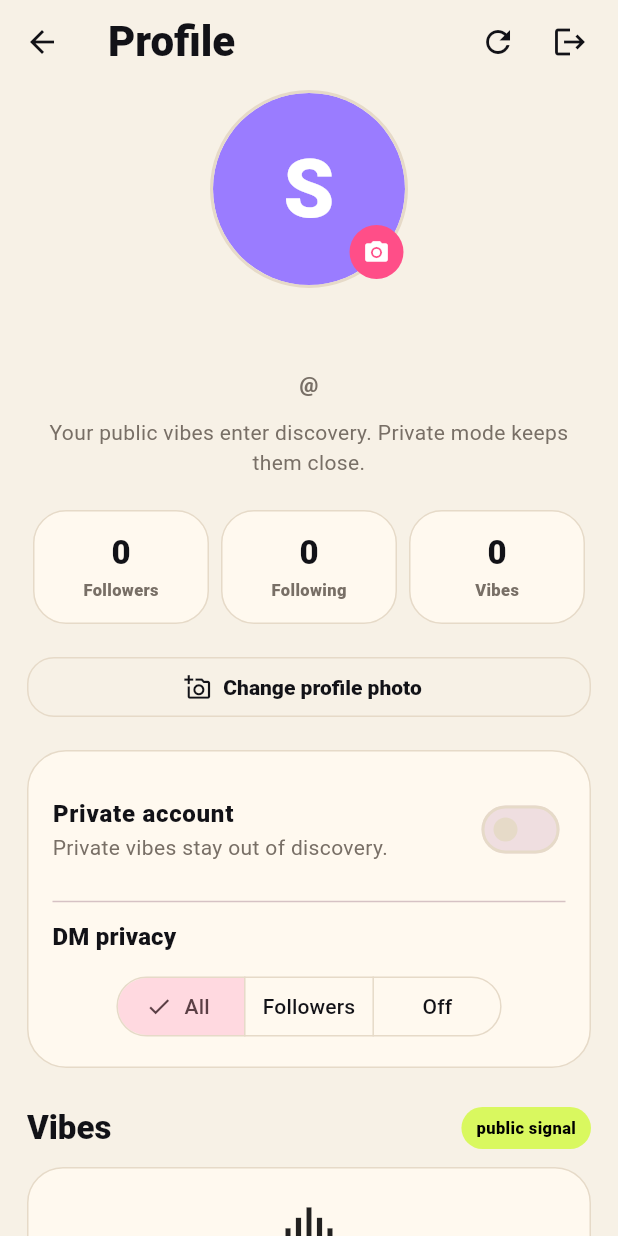
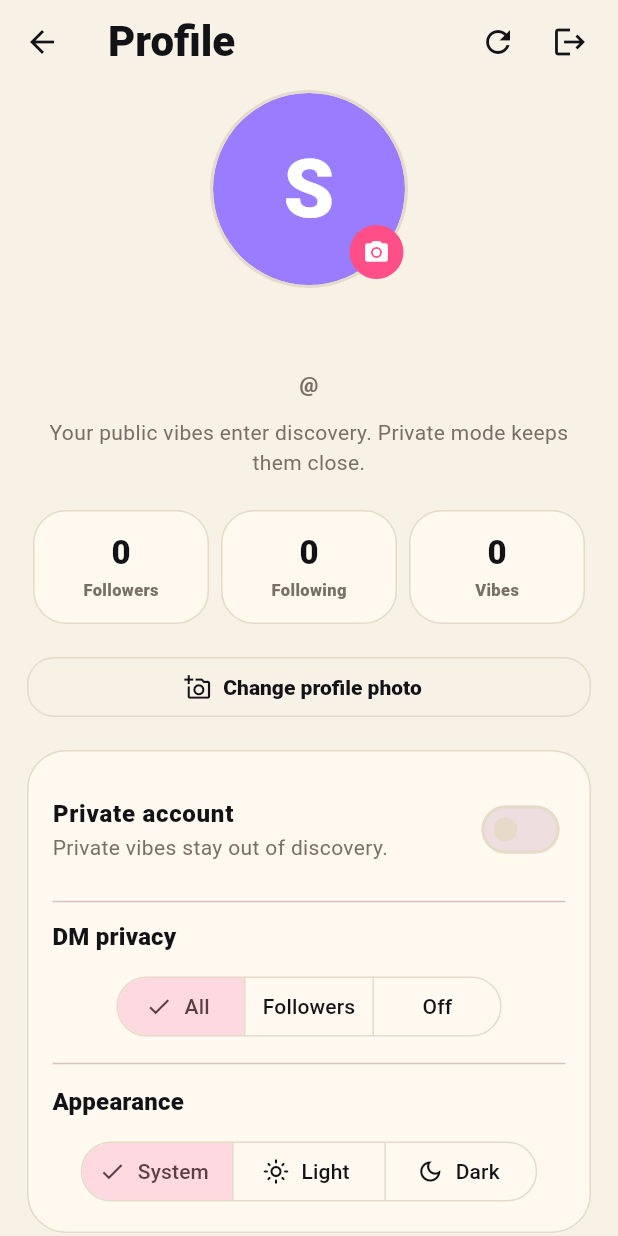
Before and after one commit to batuhandonmez/svibe, a Flutter app: the ProfileScreen screen opened directly, on a phone screen of 412 x 824 dp. Run offline on Flutter 3.47's test engine with Material 3 defaults, Android fonts, the phone set to English and light mode, and no system bars; our stand-ins replace dio, file_picker, flutter_riverpod, flutter_secure_storage, image_picker, just_audio and 1 more; missing offline and left inert: record; accounts and stored records are empty.

Commit message:
Add in-app theme controls

```diff
--- a/mobile/lib/src/app.dart
+++ b/mobile/lib/src/app.dart
@@ -2,6 +2,7 @@ import 'package:flutter/material.dart';
 import 'package:flutter_riverpod/flutter_riverpod.dart';
 
 import 'core/theme/app_theme.dart';
+import 'core/theme/theme_controller.dart';
 import 'features/auth/auth_controller.dart';
 import 'features/auth/auth_screen.dart';
 import 'features/shell/app_shell.dart';
@@ -11,12 +12,13 @@ class SvibeApp extends ConsumerWidget {
 
   @override
   Widget build(BuildContext context, WidgetRef ref) {
+    final themeMode = ref.watch(themeControllerProvider).mode;
     return MaterialApp(
       title: 'Svibe',
       debugShowCheckedModeBanner: false,
       theme: AppTheme.light(),
       darkTheme: AppTheme.dark(),
-      themeMode: ThemeMode.system,
+      themeMode: themeMode,
       home: const AuthGate(),
     );
   }
--- /dev/null
+++ b/mobile/lib/src/core/theme/theme_controller.dart
@@ -0,0 +1,28 @@
+import 'package:flutter/material.dart';
+import 'package:flutter_riverpod/legacy.dart';
+
+final themeControllerProvider = ChangeNotifierProvider<ThemeController>((ref) {
+  return ThemeController();
+});
+
+class ThemeController extends ChangeNotifier {
+  ThemeMode _mode = ThemeMode.system;
+
+  ThemeMode get mode => _mode;
+
+  void setMode(ThemeMode mode) {
+    if (_mode == mode) {
+      return;
+    }
+    _mode = mode;
+    notifyListeners();
+  }
+}
+
+String themeModeLabel(ThemeMode mode) {
+  return switch (mode) {
+    ThemeMode.system => 'System',
+    ThemeMode.light => 'Light',
+    ThemeMode.dark => 'Dark',
+  };
+}
--- a/mobile/lib/src/features/profile/profile_screen.dart
+++ b/mobile/lib/src/features/profile/profile_screen.dart
@@ -7,6 +7,7 @@ import 'package:image_picker/image_picker.dart';
 import '../../core/api/api_client.dart';
 import '../../core/models/svibe_models.dart';
 import '../../core/theme/app_theme.dart';
+import '../../core/theme/theme_controller.dart';
 import '../auth/auth_controller.dart';
 import '../feed/feed_screen.dart';
 
@@ -47,6 +48,7 @@ class _ProfileScreenState extends ConsumerState<ProfileScreen> {
     final user = auth.user;
     final theme = Theme.of(context);
     final colors = theme.extension<SvibeColors>()!;
+    final themeMode = ref.watch(themeControllerProvider).mode;
     final displayName = user?.displayName?.isNotEmpty == true
         ? user!.displayName!
         : user?.username ?? 'Svibe';
@@ -124,8 +126,11 @@ class _ProfileScreenState extends ConsumerState<ProfileScreen> {
               isPrivate: status.asData?.value?.isPrivate ?? false,
               messagePrivacy:
                   status.asData?.value?.messagePrivacy ?? 'everyone',
+              themeMode: themeMode,
               onPrivacyChanged: _setPrivacy,
               onDmChanged: _setDmPrivacy,
+              onThemeModeChanged: (value) =>
+                  ref.read(themeControllerProvider).setMode(value),
             ),
             const SizedBox(height: 26),
             Row(
@@ -389,14 +394,18 @@ class _SettingsPanel extends StatelessWidget {
   const _SettingsPanel({
     required this.isPrivate,
     required this.messagePrivacy,
+    required this.themeMode,
     required this.onPrivacyChanged,
     required this.onDmChanged,
+    required this.onThemeModeChanged,
   });
 
   final bool isPrivate;
   final String messagePrivacy;
+  final ThemeMode themeMode;
   final ValueChanged<bool> onPrivacyChanged;
   final ValueChanged<String> onDmChanged;
+  final ValueChanged<ThemeMode> onThemeModeChanged;
 
   @override
   Widget build(BuildContext context) {
@@ -439,6 +448,38 @@ class _SettingsPanel extends StatelessWidget {
             ],
             selected: {messagePrivacy},
             onSelectionChanged: (values) => onDmChanged(values.first),
+          ),
+          const Divider(height: 28),
+          Align(
+            alignment: Alignment.centerLeft,
+            child: Text(
+              'Appearance',
+              style: theme.textTheme.titleMedium?.copyWith(
+                fontWeight: FontWeight.w900,
+              ),
+            ),
+          ),
+          const SizedBox(height: 10),
+          SegmentedButton<ThemeMode>(
+            segments: const [
+              ButtonSegment(
+                value: ThemeMode.system,
+                icon: Icon(Icons.phone_iphone, size: 18),
+                label: Text('System'),
+              ),
+              ButtonSegment(
+                value: ThemeMode.light,
+                icon: Icon(Icons.light_mode_outlined, size: 18),
+                label: Text('Light'),
+              ),
+              ButtonSegment(
+                value: ThemeMode.dark,
+                icon: Icon(Icons.dark_mode_outlined, size: 18),
+                label: Text('Dark'),
+              ),
+            ],
+            selected: {themeMode},
+            onSelectionChanged: (values) => onThemeModeChanged(values.first),
           ),
         ],
       ),
```
